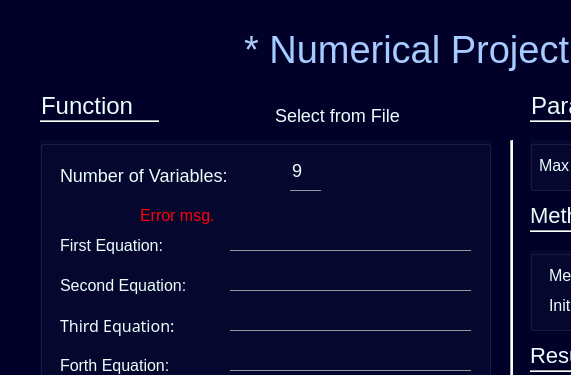
Qt form Views/mainwindow.ui (MahmoudElkarargy/Numerical_lab2) before a commit; both pictures show x 0 to 571 and y 0 to 375 of the 990 by 620 pixel window.
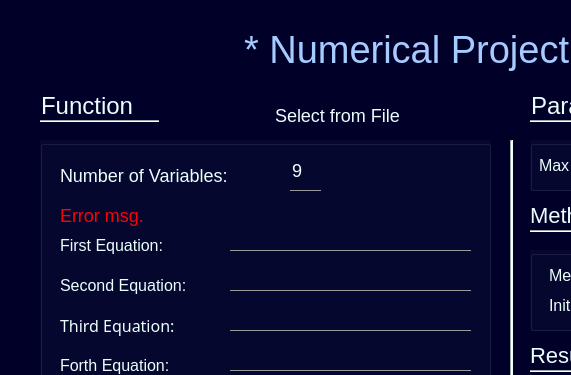
The same form after that commit.

```diff
--- a/Views/mainwindow.ui
+++ b/Views/mainwindow.ui
@@ -165,16 +165,16 @@
     <widget class="QLabel" name="errorMsg">
      <property name="geometry">
       <rect>
-       <x>100</x>
+       <x>20</x>
        <y>60</y>
-       <width>291</width>
+       <width>411</width>
        <height>31</height>
       </rect>
      </property>
      <property name="styleSheet">
       <string notr="true">background: transparent;
 color:rgb(252, 1, 7);
-font-size: 16px;
+font-size: 18px;
 font-family: &quot;Lucida Console&quot;, &quot;Courier New&quot;, monospace;</string>
      </property>
      <property name="text">
```
